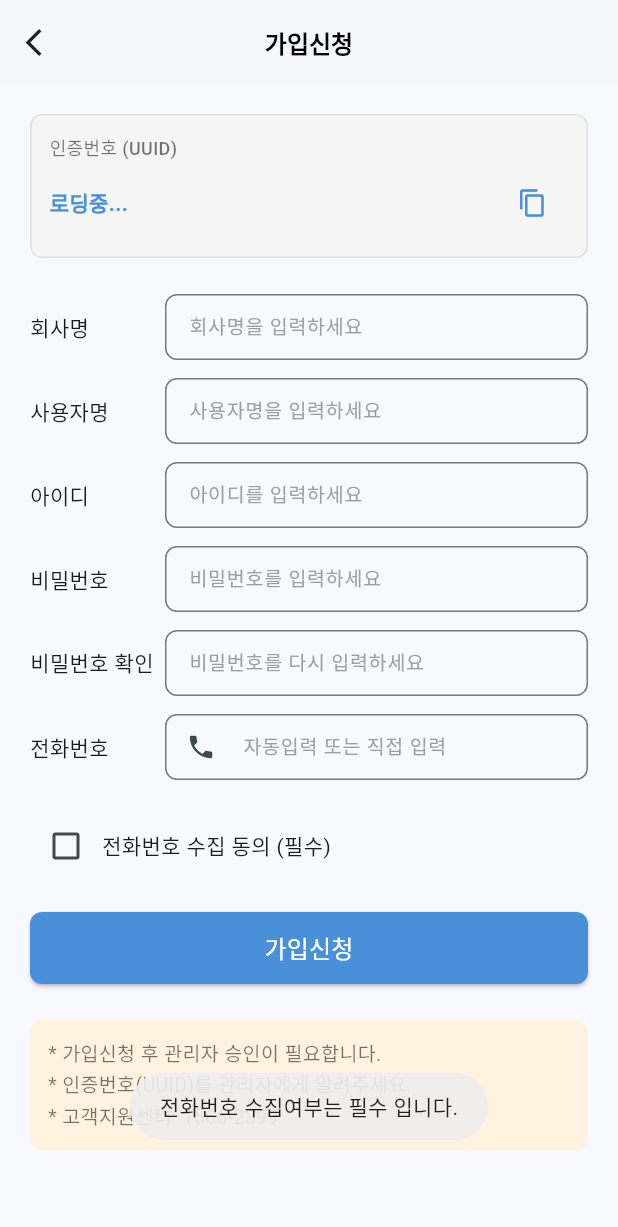
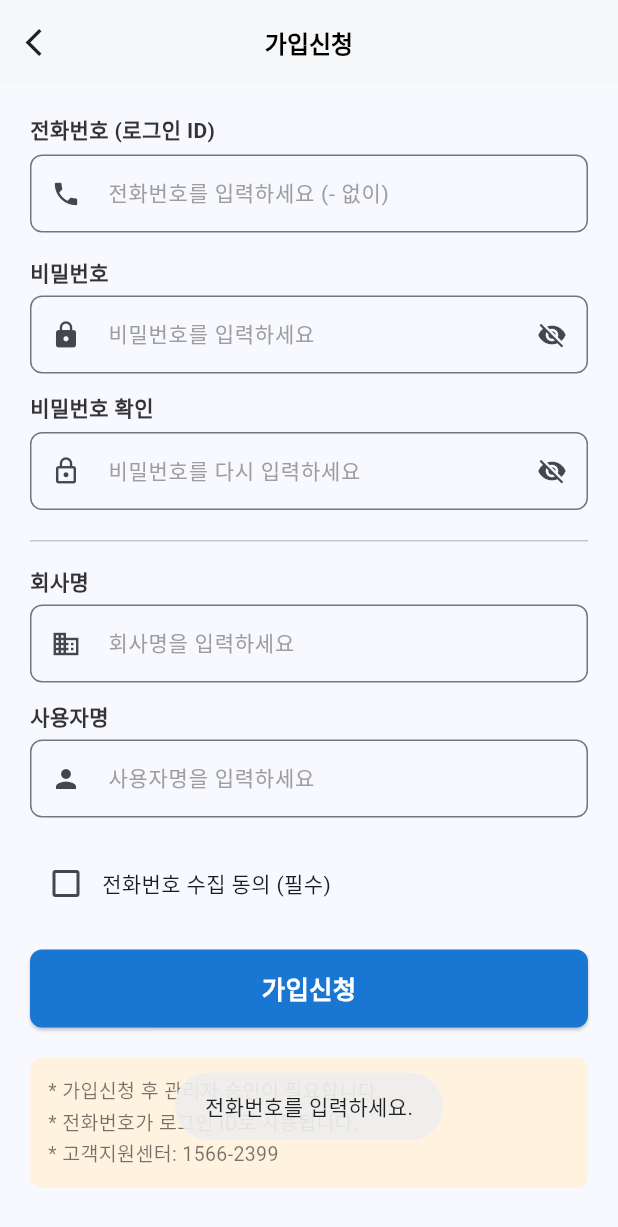
Before and after one commit to joatech1111/gas-safe-flutter, a Flutter app: the SignUpScreen screen opened directly, after a tap on "가입신청", on a phone screen of 412 x 824 dp. Shown: the top 1227 px of the screen. Run offline on Flutter 3.47's test engine with Material 3 defaults, Android fonts, the phone set to English and light mode, and no system bars; our stand-ins replace device_info_plus, dio, fluttertoast, geolocator, pdf, printing and 1 more; missing offline and left inert: kpostal; accounts and stored records are empty.

Commit message:
feat(signup): 가입신청 전화번호+비밀번호 기반으로 전환, PDF 미리보기 로더 추가
- 가입신청: UUID/아이디 제거, 전화번호를 로그인 ID로 사용
- 비밀번호 표시/숨기기 토글, 로딩 상태, 성공 다이얼로그 추가
- 계약서 미리보기: PDF 생성 중 로딩 스피너 표시 (50ms 딜레이로 UI 프레임 확보)

Co-Authored-By: Claude Opus 4.6 <noreply@anthropic.com>

```diff
--- a/lib/screens/signup_screen.dart
+++ b/lib/screens/signup_screen.dart
@@ -1,3 +1,5 @@
+import 'dart:math';
+import 'package:flutter/foundation.dart';
 import 'package:flutter/material.dart';
 import 'package:flutter/services.dart';
 import 'package:fluttertoast/fluttertoast.dart';
@@ -15,60 +17,95 @@ class SignUpScreen extends StatefulWidget {
 class _SignUpScreenState extends State<SignUpScreen> {
   final _companyController = TextEditingController();
   final _usernameController = TextEditingController();
-  final _idController = TextEditingController();
+  final _phoneController = TextEditingController();
   final _passwordController = TextEditingController();
   final _passwordConfirmController = TextEditingController();
-  final _phoneController = TextEditingController();
   bool _phoneAgreed = false;
-  String _uuid = '';
-  bool _isIOS = false;
+  bool _isLoading = false;
+  bool _obscurePwd = true;
+  bool _obscurePwdConfirm = true;
 
   static const _phoneChannel = MethodChannel('com.joatech.gassafe/phone');
 
   @override
   void initState() {
     super.initState();
-    _loadDeviceInfo();
-  }
-
-  Future<void> _loadDeviceInfo() async {
-    try {
-      final deviceInfo = DeviceInfoPlugin();
-      if (Theme.of(context).platform == TargetPlatform.iOS) {
-        _isIOS = true;
-        final iosInfo = await deviceInfo.iosInfo;
-        _uuid = iosInfo.identifierForVendor ?? '';
-      } else {
-        _isIOS = false;
-        final androidInfo = await deviceInfo.androidInfo;
-        _uuid = androidInfo.id;
-        // Android: 전화번호 자동 습득 시도
     _tryGetPhoneNumber();
-      }
-      setState(() {});
-    } catch (_) {}
   }
 
   /// Android에서 전화번호 자동 습득 시도
   Future<void> _tryGetPhoneNumber() async {
+    if (kIsWeb) return;
     try {
-      final phoneNumber = await _phoneChannel.invokeMethod<String>('getPhoneNumber');
+      final platform = Theme.of(context).platform;
+      if (platform == TargetPlatform.android) {
+        final phoneNumber =
+            await _phoneChannel.invokeMethod<String>('getPhoneNumber');
         if (phoneNumber != null && phoneNumber.isNotEmpty && mounted) {
           setState(() {
-          _phoneController.text = phoneNumber.replaceAll('+82', '0').replaceAll('-', '');
+            _phoneController.text =
+                phoneNumber.replaceAll('+82', '0').replaceAll('-', '');
           });
         }
+      }
+    } catch (_) {}
+  }
+
+  /// 기기 모델명 조회
+  Future<String> _getDeviceModel() async {
+    if (kIsWeb) return 'Web';
+    try {
+      final deviceInfo = DeviceInfoPlugin();
+      if (Theme.of(context).platform == TargetPlatform.iOS) {
+        final iosInfo = await deviceInfo.iosInfo;
+        return iosInfo.model;
+      } else {
+        final androidInfo = await deviceInfo.androidInfo;
+        return androidInfo.model;
+      }
     } catch (_) {
-      // MethodChannel 미구현 또는 권한 없음 → 수동 입력
+      return '';
+    }
+  }
+
+  /// 기기 고유 ID 생성 (UUID 대체)
+  String _generateDeviceId() {
+    if (kIsWeb) {
+      // 웹: 랜덤 ID 생성
+      final random = Random();
+      return 'WEB_${DateTime.now().millisecondsSinceEpoch}_${random.nextInt(99999).toString().padLeft(5, '0')}';
+    }
+    // 모바일: device_info_plus로 가져오되, 실패 시 랜덤 생성
+    final random = Random();
+    return 'APP_${DateTime.now().millisecondsSinceEpoch}_${random.nextInt(99999).toString().padLeft(5, '0')}';
+  }
+
+  Future<String> _getDeviceId() async {
+    if (kIsWeb) return _generateDeviceId();
+    try {
+      final deviceInfo = DeviceInfoPlugin();
+      if (Theme.of(context).platform == TargetPlatform.iOS) {
+        final iosInfo = await deviceInfo.iosInfo;
+        return iosInfo.identifierForVendor ?? _generateDeviceId();
+      } else {
+        final androidInfo = await deviceInfo.androidInfo;
+        return androidInfo.id;
+      }
+    } catch (_) {
+      return _generateDeviceId();
     }
   }
 
   Future<void> _signUp() async {
-    if (!_phoneAgreed) {
-      Fluttertoast.showToast(msg: '전화번호 수집여부는 필수 입니다.');
+    final phone = _phoneController.text.trim().replaceAll('-', '');
+    if (phone.isEmpty) {
+      Fluttertoast.showToast(msg: '전화번호를 입력하세요.');
       return;
     }
-
+    if (phone.length < 10) {
+      Fluttertoast.showToast(msg: '올바른 전화번호를 입력하세요.');
+      return;
+    }
     if (_companyController.text.trim().isEmpty) {
       Fluttertoast.showToast(msg: '회사명을 입력하세요.');
       return;
@@ -77,62 +114,79 @@ class _SignUpScreenState extends State<SignUpScreen> {
       Fluttertoast.showToast(msg: '사용자명을 입력하세요.');
       return;
     }
-    if (_idController.text.trim().isEmpty) {
-      Fluttertoast.showToast(msg: '아이디를 입력하세요.');
+    if (_passwordController.text.isEmpty) {
+      Fluttertoast.showToast(msg: '비밀번호를 입력하세요.');
       return;
     }
-    if (_passwordController.text.isEmpty) {
-      Fluttertoast.showToast(msg: '비밀번호를 입력하세요.');
+    if (_passwordController.text.length < 4) {
+      Fluttertoast.showToast(msg: '비밀번호는 4자 이상 입력하세요.');
       return;
     }
     if (_passwordController.text != _passwordConfirmController.text) {
       Fluttertoast.showToast(msg: '비밀번호가 일치하지 않습니다.');
       return;
     }
-    final phone = _phoneController.text.trim().replaceAll('-', '');
-    if (phone.isEmpty) {
-      Fluttertoast.showToast(msg: '전화번호를 입력하세요.');
+    if (!_phoneAgreed) {
+      Fluttertoast.showToast(msg: '전화번호 수집 동의는 필수입니다.');
       return;
     }
 
-    String model = '';
-    try {
-      final deviceInfo = DeviceInfoPlugin();
-      if (Theme.of(context).platform == TargetPlatform.iOS) {
-        final iosInfo = await deviceInfo.iosInfo;
-        model = iosInfo.model;
-      } else {
-        final androidInfo = await deviceInfo.androidInfo;
-        model = androidInfo.model;
-      }
-    } catch (_) {}
+    setState(() => _isLoading = true);
+
+    final model = await _getDeviceModel();
+    final deviceId = await _getDeviceId();
 
     final req = {
-      'HP_IMEI': _uuid,
+      'HP_IMEI': deviceId,
       'HP_Model': model,
       'HP_SNO': phone,
       'APP_VER': '3.0.1010',
       'Login_Co': _companyController.text.trim(),
       'Login_Name': _usernameController.text.trim(),
-      'Login_User': _idController.text.trim(),
+      'Login_User': phone, // 전화번호를 아이디로 사용
       'Login_Pass': _passwordController.text,
     };
 
     if (!mounted) return;
-    final resp = await NetHelper.request(context, () => NetHelper.api.authSignUp(req));
+    final resp =
+        await NetHelper.request(context, () => NetHelper.api.authSignUp(req));
     if (!mounted) return;
+
+    setState(() => _isLoading = false);
 
     if (NetHelper.isSuccess(resp)) {
       final resultData = resp['resultData'];
       if (resultData != null && resultData['po_TRAN_INFO'] != null) {
         final msg = resultData['po_TRAN_INFO'].toString();
-        Fluttertoast.showToast(msg: msg.length > 4 ? msg.substring(4) : msg);
+        _showSuccessDialog(msg.length > 4 ? msg.substring(4) : msg);
       } else {
-        Fluttertoast.showToast(msg: '가입신청이 완료되었습니다.');
+        _showSuccessDialog('가입신청이 완료되었습니다.\n관리자 승인 후 로그인할 수 있습니다.');
       }
     } else {
       NetHelper.handleError(context, resp);
     }
+  }
+
+  void _showSuccessDialog(String message) {
+    showDialog(
+      context: context,
+      barrierDismissible: false,
+      builder: (ctx) => AlertDialog(
+        shape: RoundedRectangleBorder(borderRadius: BorderRadius.circular(12)),
+        title: const Text('가입신청 완료',
+            style: TextStyle(fontSize: 17, fontWeight: FontWeight.bold)),
+        content: Text(message, style: const TextStyle(fontSize: 14)),
+        actions: [
+          TextButton(
+            onPressed: () {
+              Navigator.pop(ctx);
+              Navigator.pop(context); // 로그인 화면으로 돌아가기
+            },
+            child: const Text('확인'),
+          ),
+        ],
+      ),
+    );
   }
 
   void _showAgreementPopup() {
@@ -140,7 +194,8 @@ class _SignUpScreenState extends State<SignUpScreen> {
       context: context,
       barrierDismissible: false,
       builder: (ctx) => AlertDialog(
-        title: const Text('전화번호 수집 동의', style: TextStyle(fontSize: 16, fontWeight: FontWeight.bold)),
+        title: const Text('전화번호 수집 동의',
+            style: TextStyle(fontSize: 16, fontWeight: FontWeight.bold)),
         content: const Text(
           '가스안전관리 앱 서비스 제공을 위해 사용자의 전화번호 정보를 수집합니다.\n\n'
           '수집된 정보는 서비스 이용 목적으로만 사용되며, 관련 법령에 따라 안전하게 관리됩니다.\n\n'
@@ -149,9 +204,7 @@ class _SignUpScreenState extends State<SignUpScreen> {
         ),
         actions: [
           TextButton(
-            onPressed: () {
-              Navigator.pop(ctx);
-            },
+            onPressed: () => Navigator.pop(ctx),
             child: const Text('취소'),
           ),
           TextButton(
@@ -176,69 +229,155 @@ class _SignUpScreenState extends State<SignUpScreen> {
           child: Column(
             crossAxisAlignment: CrossAxisAlignment.start,
             children: [
-              // UUID 표시
-              Container(
-                width: double.infinity,
-                padding: const EdgeInsets.all(12),
-                decoration: BoxDecoration(
-                  color: const Color(0xFFF5F5F5),
-                  borderRadius: BorderRadius.circular(8),
-                  border: Border.all(color: Colors.grey.shade300),
+              // 전화번호 (가장 먼저, 로그인 ID 역할)
+              const Text('전화번호 (로그인 ID)',
+                  style: TextStyle(
+                      fontSize: 14,
+                      fontWeight: FontWeight.w600,
+                      color: Color(0xFF333333))),
+              const SizedBox(height: 6),
+              TextField(
+                controller: _phoneController,
+                keyboardType: TextInputType.phone,
+                inputFormatters: [FilteringTextInputFormatter.digitsOnly],
+                decoration: InputDecoration(
+                  hintText: '전화번호를 입력하세요 (- 없이)',
+                  hintStyle:
+                      const TextStyle(fontSize: 14, color: Colors.grey),
+                  border: OutlineInputBorder(
+                      borderRadius: BorderRadius.circular(8)),
+                  contentPadding:
+                      const EdgeInsets.symmetric(horizontal: 12, vertical: 14),
+                  prefixIcon: const Icon(Icons.phone, size: 20),
                 ),
-                child: Column(
-                  crossAxisAlignment: CrossAxisAlignment.start,
-                  children: [
-                    const Text('인증번호 (UUID)', style: TextStyle(fontSize: 12, color: Colors.black54, fontWeight: FontWeight.w500)),
-                    const SizedBox(height: 4),
-                    Row(
-                      children: [
-                        Expanded(
-                          child: SelectableText(
-                            _uuid.isNotEmpty ? _uuid : '로딩중...',
-                            style: const TextStyle(fontSize: 14, fontWeight: FontWeight.bold, color: Color(0xFF4A90D9)),
+                style: const TextStyle(fontSize: 16),
+              ),
+              const SizedBox(height: 16),
+
+              // 비밀번호
+              const Text('비밀번호',
+                  style: TextStyle(
+                      fontSize: 14,
+                      fontWeight: FontWeight.w600,
+                      color: Color(0xFF333333))),
+              const SizedBox(height: 6),
+              TextField(
+                controller: _passwordController,
+                obscureText: _obscurePwd,
+                decoration: InputDecoration(
+                  hintText: '비밀번호를 입력하세요',
+                  hintStyle:
+                      const TextStyle(fontSize: 14, color: Colors.grey),
+                  border: OutlineInputBorder(
+                      borderRadius: BorderRadius.circular(8)),
+                  contentPadding:
+                      const EdgeInsets.symmetric(horizontal: 12, vertical: 14),
+                  prefixIcon: const Icon(Icons.lock, size: 20),
+                  suffixIcon: IconButton(
+                    icon: Icon(_obscurePwd
+                        ? Icons.visibility_off
+                        : Icons.visibility,
+                        size: 20),
+                    onPressed: () =>
+                        setState(() => _obscurePwd = !_obscurePwd),
                   ),
                 ),
-                        IconButton(
-                          icon: const Icon(Icons.copy, size: 20, color: Color(0xFF4A90D9)),
-                          tooltip: '복사',
-                          onPressed: _uuid.isNotEmpty ? () {
-                            Clipboard.setData(ClipboardData(text: _uuid));
-                            Fluttertoast.showToast(msg: '인증번호가 복사되었습니다.');
-                          } : null,
+                style: const TextStyle(fontSize: 16),
               ),
-                      ],
-                    ),
-                  ],
+              const SizedBox(height: 12),
+
+              // 비밀번호 확인
+              const Text('비밀번호 확인',
+                  style: TextStyle(
+                      fontSize: 14,
+                      fontWeight: FontWeight.w600,
+                      color: Color(0xFF333333))),
+              const SizedBox(height: 6),
+              TextField(
+                controller: _passwordConfirmController,
+                obscureText: _obscurePwdConfirm,
+                decoration: InputDecoration(
+                  hintText: '비밀번호를 다시 입력하세요',
+                  hintStyle:
+                      const TextStyle(fontSize: 14, color: Colors.grey),
+                  border: OutlineInputBorder(
+                      borderRadius: BorderRadius.circular(8)),
+                  contentPadding:
+                      const EdgeInsets.symmetric(horizontal: 12, vertical: 14),
+                  prefixIcon: const Icon(Icons.lock_outline, size: 20),
+                  suffixIcon: IconButton(
+                    icon: Icon(_obscurePwdConfirm
+                        ? Icons.visibility_off
+                        : Icons.visibility,
+                        size: 20),
+                    onPressed: () => setState(
+                        () => _obscurePwdConfirm = !_obscurePwdConfirm),
                   ),
                 ),
-              const SizedBox(height: 24),
+                style: const TextStyle(fontSize: 16),
+              ),
+              const SizedBox(height: 20),
+
+              // 구분선
+              const Divider(height: 1),
+              const SizedBox(height: 16),
 
               // 회사명
-              _buildInputField('회사명', _companyController, '회사명을 입력하세요'),
+              const Text('회사명',
+                  style: TextStyle(
+                      fontSize: 14,
+                      fontWeight: FontWeight.w600,
+                      color: Color(0xFF333333))),
+              const SizedBox(height: 6),
+              TextField(
+                controller: _companyController,
+                decoration: InputDecoration(
+                  hintText: '회사명을 입력하세요',
+                  hintStyle:
+                      const TextStyle(fontSize: 14, color: Colors.grey),
+                  border: OutlineInputBorder(
+                      borderRadius: BorderRadius.circular(8)),
+                  contentPadding:
+                      const EdgeInsets.symmetric(horizontal: 12, vertical: 14),
+                  prefixIcon: const Icon(Icons.business, size: 20),
+                ),
+                style: const TextStyle(fontSize: 16),
+              ),
               const SizedBox(height: 12),
 
               // 사용자명
-              _buildInputField('사용자명', _usernameController, '사용자명을 입력하세요'),
-              const SizedBox(height: 12),
-
-              // 아이디
-              _buildInputField('아이디', _idController, '아이디를 입력하세요'),
-              const SizedBox(height: 12),
-
-              // 비밀번호
-              _buildInputField('비밀번호', _passwordController, '비밀번호를 입력하세요', obscure: true),
-              const SizedBox(height: 12),
-
-              // 비밀번호 확인
-              _buildInputField('비밀번호 확인', _passwordConfirmController, '비밀번호를 다시 입력하세요', obscure: true),
-              const SizedBox(height: 12),
-
-              // 전화번호
-              _buildPhoneField(),
+              const Text('사용자명',
+                  style: TextStyle(
+                      fontSize: 14,
+                      fontWeight: FontWeight.w600,
+                      color: Color(0xFF333333))),
+              const SizedBox(height: 6),
+              TextField(
+                controller: _usernameController,
+                decoration: InputDecoration(
+                  hintText: '사용자명을 입력하세요',
+                  hintStyle:
+                      const TextStyle(fontSize: 14, color: Colors.grey),
+                  border: OutlineInputBorder(
+                      borderRadius: BorderRadius.circular(8)),
+                  contentPadding:
+                      const EdgeInsets.symmetric(horizontal: 12, vertical: 14),
+                  prefixIcon: const Icon(Icons.person, size: 20),
+                ),
+                style: const TextStyle(fontSize: 16),
+              ),
               const SizedBox(height: 20),
 
               // 전화번호 수집 동의
-              Row(
+              GestureDetector(
+                onTap: () {
+                  if (!_phoneAgreed) {
+                    _showAgreementPopup();
+                  } else {
+                    setState(() => _phoneAgreed = false);
+                  }
+                },
+                child: Row(
                   children: [
                     Checkbox(
                       value: _phoneAgreed,
@@ -251,26 +390,39 @@ class _SignUpScreenState extends State<SignUpScreen> {
                       },
                     ),
                     const Expanded(
-                    child: Text('전화번호 수집 동의 (필수)', style: TextStyle(fontSize: 14)),
+                      child: Text('전화번호 수집 동의 (필수)',
+                          style: TextStyle(fontSize: 14)),
                     ),
                   ],
+                ),
               ),
               const SizedBox(height: 20),
 
               // 가입신청 버튼
               SizedBox(
                 width: double.infinity,
-                height: 48,
+                height: 52,
                 child: ElevatedButton(
-                  onPressed: _signUp,
+                  onPressed: _isLoading ? null : _signUp,
                   style: ElevatedButton.styleFrom(
-                    backgroundColor: const Color(0xFF4A90D9),
-                    shape: RoundedRectangleBorder(borderRadius: BorderRadius.circular(8)),
+                    backgroundColor: const Color(0xFF1976D2),
+                    shape: RoundedRectangleBorder(
+                        borderRadius: BorderRadius.circular(8)),
                   ),
-                  child: const Text('가입신청', style: TextStyle(fontSize: 16, color: Colors.white)),
+                  child: _isLoading
+                      ? const SizedBox(
+                          width: 24,
+                          height: 24,
+                          child: CircularProgressIndicator(
+                              color: Colors.white, strokeWidth: 2))
+                      : const Text('가입신청',
+                          style: TextStyle(
+                              fontSize: 17,
+                              fontWeight: FontWeight.bold,
+                              color: Colors.white)),
                 ),
               ),
-              const SizedBox(height: 24),
+              const SizedBox(height: 20),
 
               // 안내 문구
               Container(
@@ -282,9 +434,10 @@ class _SignUpScreenState extends State<SignUpScreen> {
                 ),
                 child: const Text(
                   '* 가입신청 후 관리자 승인이 필요합니다.\n'
-                  '* 인증번호(UUID)를 관리자에게 알려주세요.\n'
+                  '* 전화번호가 로그인 ID로 사용됩니다.\n'
                   '* 고객지원센터: 1566-2399',
-                  style: TextStyle(fontSize: 13, color: Colors.black54, height: 1.5),
+                  style: TextStyle(
+                      fontSize: 13, color: Colors.black54, height: 1.5),
                 ),
               ),
             ],
@@ -294,66 +447,13 @@ class _SignUpScreenState extends State<SignUpScreen> {
     );
   }
 
-  Widget _buildPhoneField() {
-    return Row(
-      crossAxisAlignment: CrossAxisAlignment.center,
-      children: [
-        const SizedBox(width: 90, child: Text('전화번호', style: TextStyle(fontSize: 14, fontWeight: FontWeight.w500))),
-        Expanded(
-          child: SizedBox(
-            height: 44,
-            child: TextField(
-              controller: _phoneController,
-              keyboardType: TextInputType.phone,
-              inputFormatters: [FilteringTextInputFormatter.digitsOnly],
-              decoration: InputDecoration(
-                hintText: _isIOS ? '전화번호를 입력하세요' : '자동입력 또는 직접 입력',
-                hintStyle: const TextStyle(fontSize: 13, color: Colors.grey),
-                border: OutlineInputBorder(borderRadius: BorderRadius.circular(8)),
-                contentPadding: const EdgeInsets.symmetric(horizontal: 12),
-                prefixIcon: const Icon(Icons.phone, size: 20),
-              ),
-              style: const TextStyle(fontSize: 14),
-            ),
-          ),
-        ),
-      ],
-    );
-  }
-
-  Widget _buildInputField(String label, TextEditingController controller, String hint, {bool obscure = false}) {
-    return Row(
-      crossAxisAlignment: CrossAxisAlignment.center,
-      children: [
-        SizedBox(width: 90, child: Text(label, style: const TextStyle(fontSize: 14, fontWeight: FontWeight.w500))),
-        Expanded(
-          child: SizedBox(
-            height: 44,
-            child: TextField(
-              controller: controller,
-              obscureText: obscure,
-              decoration: InputDecoration(
-                hintText: hint,
-                hintStyle: const TextStyle(fontSize: 13, color: Colors.grey),
-                border: OutlineInputBorder(borderRadius: BorderRadius.circular(8)),
-                contentPadding: const EdgeInsets.symmetric(horizontal: 12),
-              ),
-              style: const TextStyle(fontSize: 14),
-            ),
-          ),
-        ),
-      ],
-    );
-  }
-
   @override
   void dispose() {
     _companyController.dispose();
     _usernameController.dispose();
-    _idController.dispose();
+    _phoneController.dispose();
     _passwordController.dispose();
     _passwordConfirmController.dispose();
-    _phoneController.dispose();
     super.dispose();
   }
 }
--- a/lib/screens/tabs/safety_contract_tab.dart
+++ b/lib/screens/tabs/safety_contract_tab.dart
@@ -28,6 +28,7 @@ class SafetyContractTab extends StatefulWidget {
 class _SafetyContractTabState extends State<SafetyContractTab> with AutomaticKeepAliveClientMixin {
   bool _isLoading = true;
   bool _isNew = false;
+  bool _isPreviewLoading = false;
   String? _anzSno;
   String? _pdfFileUrl;
   bool _contractContentExpanded = true;
@@ -251,14 +252,20 @@ class _SafetyContractTabState extends State<SafetyContractTab> with AutomaticKee
   }
 
   Future<void> _previewPdf() async {
+    if (_isPreviewLoading) return;
+    setState(() => _isPreviewLoading = true);
+    // UI가 로딩 상태를 그릴 시간 확보
+    await Future.delayed(const Duration(milliseconds: 50));
     try {
       final pdfData = _buildContractPdfData();
       final pdfBytes = await ContractPdfService.generate(pdfData);
       if (!mounted) return;
+      setState(() => _isPreviewLoading = false);
       Navigator.push(context, MaterialPageRoute(
         builder: (_) => _ContractPdfPreviewScreen(pdfBytes: pdfBytes),
       ));
     } catch (e) {
+      if (mounted) setState(() => _isPreviewLoading = false);
       Fluttertoast.showToast(msg: 'PDF 미리보기 실패: $e');
     }
   }
@@ -989,7 +996,22 @@ class _SafetyContractTabState extends State<SafetyContractTab> with AutomaticKee
         children: [
           SizedBox(
             width: double.infinity,
-            child: _actionBtn('계약서 미리보기', const Color(0xFF1976D2), _previewPdf),
+            child: GestureDetector(
+              onTap: _isPreviewLoading ? null : _previewPdf,
+              child: Container(
+                height: 44, alignment: Alignment.center,
+                decoration: BoxDecoration(
+                  border: Border.all(color: const Color(0xFF1976D2), width: 1.5),
+                  borderRadius: BorderRadius.circular(6),
+                ),
+                child: _isPreviewLoading
+                    ? const SizedBox(
+                        width: 22, height: 22,
+                        child: CircularProgressIndicator(strokeWidth: 2.5, color: Color(0xFF1976D2)),
+                      )
+                    : const Text('계약서 미리보기', style: TextStyle(fontSize: 14, color: Color(0xFF1976D2), fontWeight: FontWeight.bold)),
+              ),
+            ),
           ),
           const SizedBox(height: 8),
           Row(
```
Lines whose indentation alone changed are shown as unchanged.
